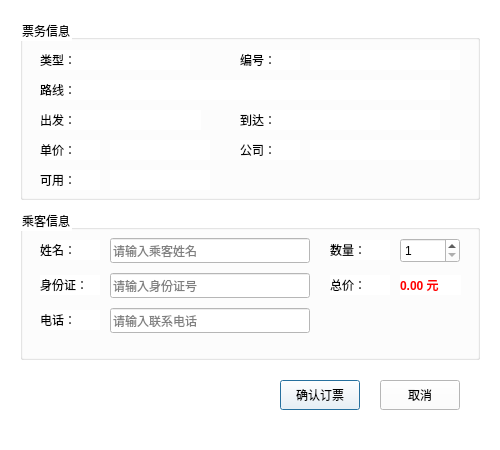
First picture: the form in Flight/order_dialog.ui, repository wuyh266/Flight_Management, before the edit.
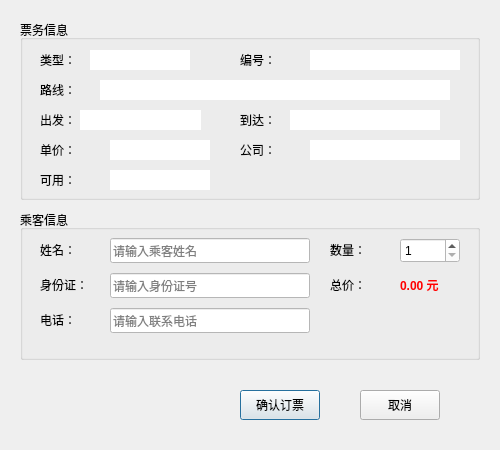
Second picture: the form after the edit.

```diff
--- a/Flight/order_dialog.ui
+++ b/Flight/order_dialog.ui
@@ -14,7 +14,7 @@
    <string>填写订单信息</string>
   </property>
   <property name="styleSheet">
-   <string notr="true">background-color: rgb(255, 255, 255);</string>
+   <string notr="true"/>
   </property>
   <widget class="QGroupBox" name="groupBox_ticket">
    <property name="geometry">
@@ -26,7 +26,7 @@
     </rect>
    </property>
    <property name="styleSheet">
-    <string notr="true">color: rgb(0, 0, 0);</string>
+    <string notr="true"/>
    </property>
    <property name="title">
     <string>票务信息</string>
@@ -280,7 +280,7 @@
     </rect>
    </property>
    <property name="styleSheet">
-    <string notr="true">color: rgb(0, 0, 0);</string>
+    <string notr="true"/>
    </property>
    <property name="title">
     <string>乘客信息</string>
@@ -440,8 +440,8 @@
   <widget class="QPushButton" name="btn_confirm">
    <property name="geometry">
     <rect>
-     <x>280</x>
-     <y>380</y>
+     <x>240</x>
+     <y>390</y>
      <width>80</width>
      <height>30</height>
     </rect>
@@ -453,8 +453,8 @@
   <widget class="QPushButton" name="btn_cancel">
    <property name="geometry">
     <rect>
-     <x>380</x>
-     <y>380</y>
+     <x>360</x>
+     <y>390</y>
      <width>80</width>
      <height>30</height>
     </rect>
```
